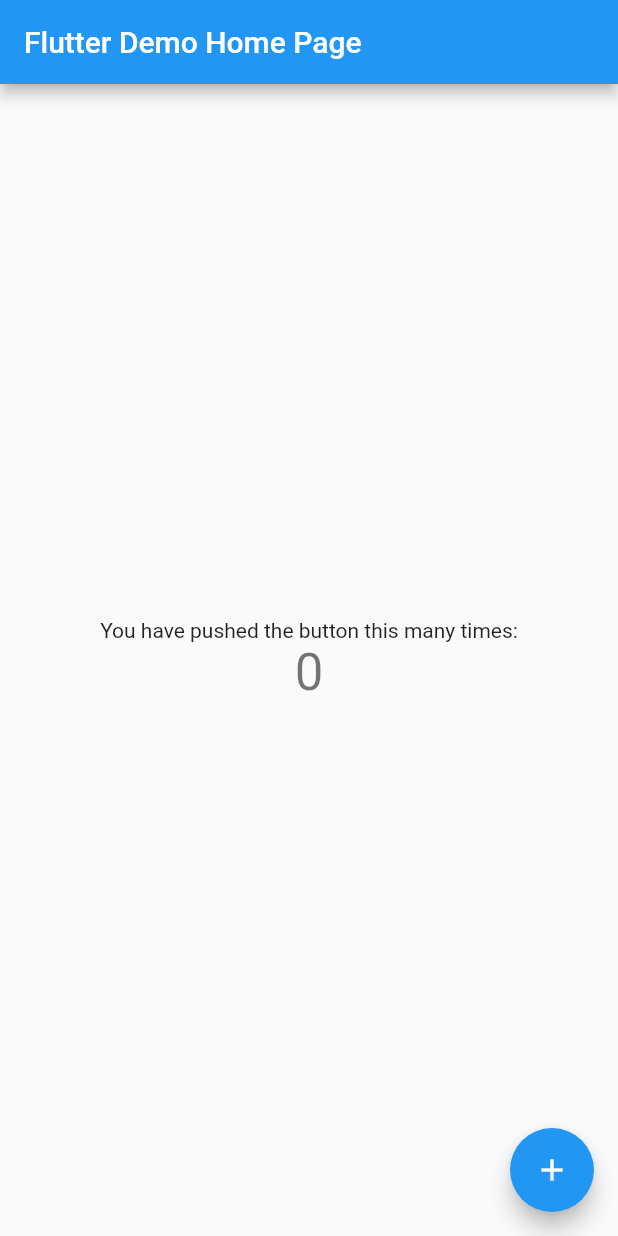
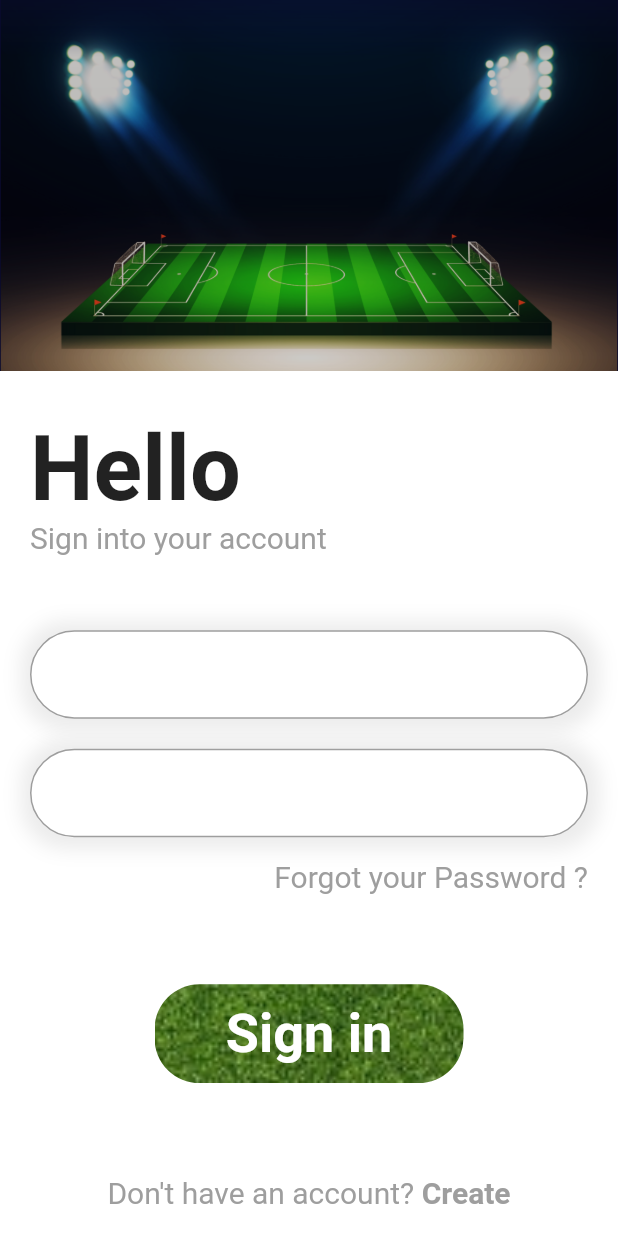
Before and after one commit to ShubhamP08/TurfBookingApp, a Flutter app: the screen it shows after launch, on a phone screen of 412 x 824 dp. Run offline on Flutter 3.47's test engine with Material 2 defaults, Android fonts, the phone set to English and light mode, and no system bars.

Commit message:
Day2_Completed

```diff
--- /dev/null
+++ b/lib/loginpage.dart
@@ -0,0 +1,148 @@
+import 'package:flutter/material.dart';
+import 'package:flutter/rendering.dart';
+
+import '';
+
+class LoginPage extends StatelessWidget {
+  const LoginPage({Key? key}) : super(key: key);
+
+  @override
+  Widget build(BuildContext context) {
+    double w = MediaQuery.of(context).size.width;
+    double h = MediaQuery.of(context).size.height;
+
+    return Scaffold(
+        backgroundColor: Colors.white,
+        body: Column(children: [
+          Container(
+              width: w,
+              height: h * 0.3,
+              decoration: BoxDecoration(
+                image: DecorationImage(
+                    image: AssetImage("assets/Images/loginimg2.png"),
+                    fit: BoxFit.cover),
+              )),
+              SizedBox(height:30,),
+          Container(
+            margin: const EdgeInsets.only(left: 20, right: 20),
+            width: w,
+            child:
+                Column(crossAxisAlignment: CrossAxisAlignment.start, children: [
+              Text(
+                "Hello",
+                style: TextStyle(fontSize: 60, fontWeight: FontWeight.bold),
+              ),
+              Text(
+                "Sign into your account",
+                style: TextStyle(fontSize: 20, color: Colors.grey),
+              ),
+              SizedBox(
+                height: 50,
+              ),
+              Container(
+                decoration: BoxDecoration(
+                    color: Colors.white,
+                    borderRadius: BorderRadius.circular(30),
+                    boxShadow: [
+                      BoxShadow(
+                          blurRadius: 10,
+                          spreadRadius: 7,
+                          offset: Offset(1, 1),
+                          color: Colors.grey.withOpacity(0.2))
+                    ]),
+                child: TextField(
+                  decoration: InputDecoration(
+                      focusedBorder: OutlineInputBorder(
+                          borderRadius: BorderRadius.circular(30),
+                          borderSide: BorderSide(
+                            color: Colors.white,
+                            width: 1.0,
+                          )),
+                      border: OutlineInputBorder(
+                          borderRadius: BorderRadius.circular(30),
+                          borderSide:
+                              BorderSide(color: Colors.white, width: 1.0))),
+                ),
+              ),
+              SizedBox(
+                height: 20,
+              ),
+              Container(
+                decoration: BoxDecoration(
+                    color: Colors.white,
+                    borderRadius: BorderRadius.circular(30),
+                    boxShadow: [
+                      BoxShadow(
+                          blurRadius: 10,
+                          spreadRadius: 7,
+                          offset: Offset(1, 1),
+                          color: Colors.grey.withOpacity(0.2))
+                    ]),
+                child: TextField(
+                  decoration: InputDecoration(
+                      focusedBorder: OutlineInputBorder(
+                          borderRadius: BorderRadius.circular(30),
+                          borderSide: BorderSide(
+                            color: Colors.white,
+                            width: 1.0,
+                          )),
+                      border: OutlineInputBorder(
+                          borderRadius: BorderRadius.circular(30),
+                          borderSide:
+                              BorderSide(color: Colors.white, width: 1.0))),
+                ),
+              ),
+              SizedBox(
+                height: 15,
+              ),
+              Row(
+                children: [
+                  Expanded(
+                    child: Container(),
+                  ),
+                  Text(
+                    "Forgot your Password ?",
+                    style: TextStyle(fontSize: 20, color: Colors.grey),
+                  ),
+                ],
+              )
+            ]),
+          ),
+          SizedBox(
+            height: 60,
+          ),
+          Container(
+            width: w * 0.5,
+            height: h * 0.08,
+            decoration: BoxDecoration(
+              borderRadius: BorderRadius.circular(30),
+              image: DecorationImage(
+                  image: AssetImage("assets/Images/imagebtn1.jpg"),
+                  fit: BoxFit.cover),
+            ),
+            child: Center(
+              child: Text(
+                "Sign in",
+                style: TextStyle(
+                    fontSize: 36,
+                    fontWeight: FontWeight.bold,
+                    color: Colors.white),
+              ),
+            ),
+          ),
+          SizedBox(height: w * 0.15),
+          RichText(
+              text: TextSpan(
+                  text: "Don\'t have an account?",
+                  style: TextStyle(color: Colors.grey[500], fontSize: 20),
+                  children: [
+                TextSpan(
+                    text: " Create",
+                    style: TextStyle(
+                        color: Colors.grey[500],
+                        fontSize: 20,
+                        fontWeight: FontWeight.bold)),
+              ]))
+        ]));
+  }
+}
--- a/lib/main.dart
+++ b/lib/main.dart
@@ -1,4 +1,5 @@
 import 'package:flutter/material.dart';
+import 'package:turf_booking_application/loginpage.dart';
 
 void main() {
   runApp(const MyApp());
@@ -15,82 +16,7 @@
       theme: ThemeData(
         primarySwatch: Colors.blue,
       ),
-      home: const MyHomePage(title: 'Flutter Demo Home Page'),
+      home: LoginPage(),
     );
   }
 }
-
-class MyHomePage extends StatefulWidget {
-  const MyHomePage({Key? key, required this.title}) : super(key: key);
-  final String title;
-
-  @override
-  State<MyHomePage> createState() => _MyHomePageState();
-}
-
-class _MyHomePageState extends State<MyHomePage> {
-  int _counter = 0;
-
-  void _incrementCounter() {
-    setState(() {
-      // This call to setState tells the Flutter framework that something has
-      // changed in this State, which causes it to rerun the build method below
-      // so that the display can reflect the updated values. If we changed
-      // _counter without calling setState(), then the build method would not be
-      // called again, and so nothing would appear to happen.
-      _counter++;
-    });
-  }
-
-  @override
-  Widget build(BuildContext context) {
-    // This method is rerun every time setState is called, for instance as done
-    // by the _incrementCounter method above.
-    //
-    // The Flutter framework has been optimized to make rerunning build methods
-    // fast, so that you can just rebuild anything that needs updating rather
-    // than having to individually change instances of widgets.
-    return Scaffold(
-      appBar: AppBar(
-        // Here we take the value from the MyHomePage object that was created by
-        // the App.build method, and use it to set our appbar title.
-        title: Text(widget.title),
-      ),
-      body: Center(
-        // Center is a layout widget. It takes a single child and positions it
-        // in the middle of the parent.
-        child: Column(
-          // Column is also a layout widget. It takes a list of children and
-          // arranges them vertically. By default, it sizes itself to fit its
-          // children horizontally, and tries to be as tall as its parent.
-          //
-          // Invoke "debug painting" (press "p" in the console, choose the
-          // "Toggle Debug Paint" action from the Flutter Inspector in Android
-          // Studio, or the "Toggle Debug Paint" command in Visual Studio Code)
-          // to see the wireframe for each widget.
-          //
-          // Column has various properties to control how it sizes itself and
-          // how it positions its children. Here we use mainAxisAlignment to
-          // center the children vertically; the main axis here is the vertical
-          // axis because Columns are vertical (the cross axis would be
-          // horizontal).
-          mainAxisAlignment: MainAxisAlignment.center,
-          children: <Widget>[
-            const Text(
-              'You have pushed the button this many times:',
-            ),
-            Text(
-              '$_counter',
-              style: Theme.of(context).textTheme.headline4,
-            ),
-          ],
-        ),
-      ),
-      floatingActionButton: FloatingActionButton(
-        onPressed: _incrementCounter,
-        tooltip: 'Increment',
-        child: const Icon(Icons.add),
-      ), // This trailing comma makes auto-formatting nicer for build methods.
-    );
-  }
-}
--- a/pubspec.yaml
+++ b/pubspec.yaml
@@ -58,8 +58,8 @@
   uses-material-design: true
 
   # To add assets to your application, add an assets section, like this:
-  # assets:
-  #   - images/a_dot_burr.jpeg
+  assets:
+      - assets/Images/
   #   - images/a_dot_ham.jpeg
 
   # An image asset can refer to one or more resolution-specific "variants", see
```
Also changed, not shown: lib/login.txt (added, +85 -0 lines), assets/Images/f.png (added), assets/Images/g.png (added), assets/Images/imagebtn1.jpg (added), assets/Images/login.png (added), assets/Images/loginbtn.png (added), assets/Images/loginimg.png (added), assets/Images/loginimg1.jpg (added), assets/Images/loginimg2.png (added), assets/Images/profile.png (added), assets/Images/profile1.png (added), assets/Images/signup.png (added), assets/Images/t.png (added).
